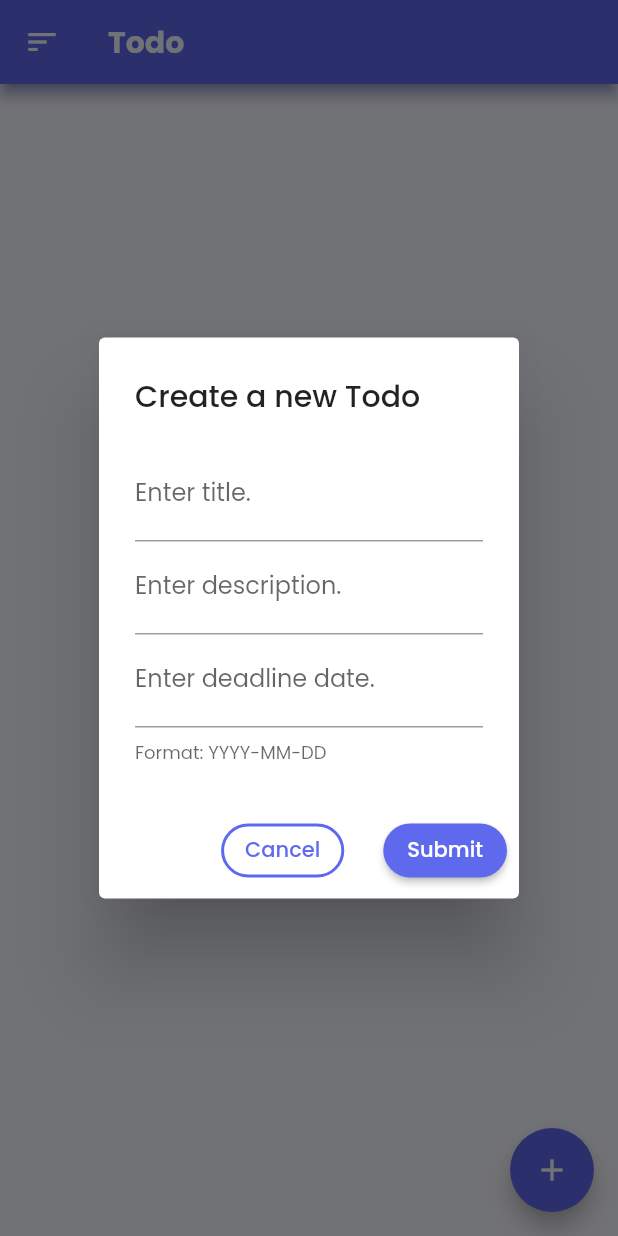
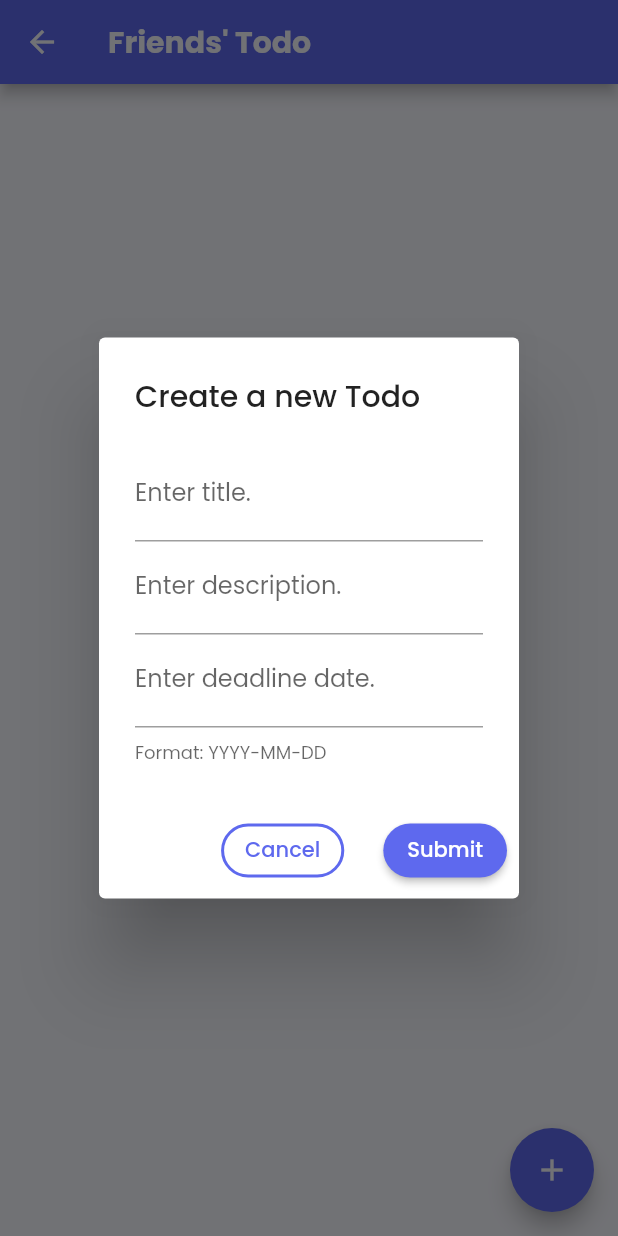
Before and after one commit to kennethtegrado/sharetodo-flutter, a Flutter app: the TodoFriendsPage screen opened directly, after a tap on the "add" icon, on a phone screen of 412 x 824 dp. Run offline on Flutter 3.47's test engine with Material 2 defaults, Android fonts, the phone set to English and light mode, and no system bars; our stand-ins replace cloud_firestore, date_field, firebase_auth, firebase_core; missing offline and left inert: fake_cloud_firestore, firebase_auth_mocks; accounts and stored records are empty; generated files the repository leaves out were written again.

Commit message:
feat: remove drawer so all designs are equal

```diff
--- a/lib/feat_todo/view/todo_friends.dart
+++ b/lib/feat_todo/view/todo_friends.dart
@@ -51,38 +51,13 @@ class _TodoFriendsPageState extends State<TodoFriendsPage> {
 
     return Scaffold(
       backgroundColor: BrandColor.primary.shade50,
-      drawer: Drawer(
-          child: ListView(padding: EdgeInsets.zero, children: [
-        ListTile(
-          title: const Text('Logout'),
-          onTap: () {
-            context.read<AuthProvider>().signOut();
-            Navigator.pop(context);
-            Navigator.pop(context);
-          },
-        ),
-        ListTile(
-          title: const Text('Profile'),
-          onTap: () {
-            Navigator.pop(context);
-            Navigator.pop(context);
-          },
-        )
-      ])),
       appBar: AppBar(
-        title: Text(
-          "Todo",
-          style: TextStyle(
-              color: BrandColor.primary.shade50, fontWeight: FontWeight.w700),
-        ),
-        leading: Builder(
-            builder: (context) => IconButton(
-                  icon: const Icon(Icons.sort),
-                  color: BrandColor.primary.shade50,
-                  onPressed: () => Scaffold.of(context).openDrawer(),
-                )),
+        title: Text("Friends' Todo",
+            style: TextStyle(
+                color: BrandColor.primary.shade50,
+                fontWeight: FontWeight.w700)),
         backgroundColor: BrandColor.primary,
-        shadowColor: BrandColor.primary.shade600,
+        leading: BackButton(color: BrandColor.primary.shade50),
       ),
       body: StreamBuilder(
         stream: todosStream,
```
Also changed, not shown: lib/feat_todo/view/todo_page.dart (+5 -30 lines).
